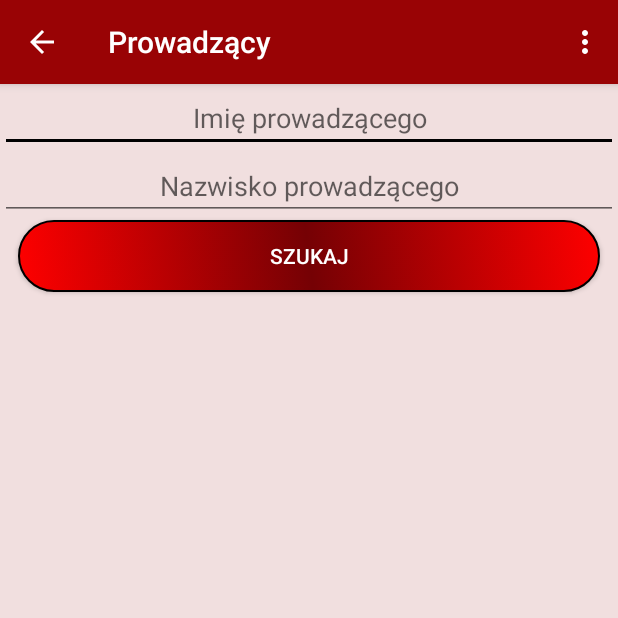
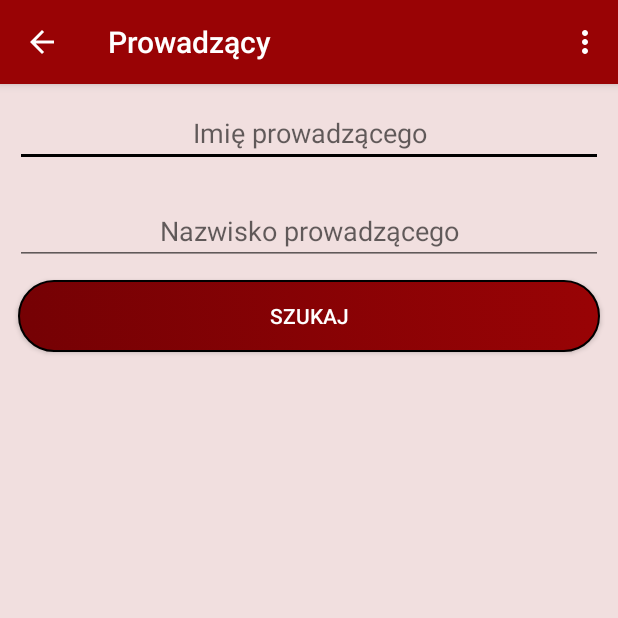
Before and after one commit to Mobilki5sem/PolitechnikaLodzka-application, an Android app: the Prowadzacy screen opened directly, with no data from a screen before it, on a phone screen of 412 x 824 dp, the top half of it. Run offline under Robolectric (Android 15) with nearby library versions, the phone set to English and light mode, and no system bars; network calls fail; Roboto replaces fonts that are not available here.

Commit message:
Small visaul changes.

```diff
--- a/app/src/main/res/layout/activity_prowadzacy.xml
+++ b/app/src/main/res/layout/activity_prowadzacy.xml
@@ -12,6 +12,7 @@
         android:id="@+id/etName"
         android:layout_width="match_parent"
         android:layout_height="wrap_content"
+        android:layout_margin="10dp"
         android:ems="10"
         android:hint="@string/imie_hint"
         android:inputType="textPersonName"
@@ -21,6 +22,7 @@
         android:id="@+id/etSurname"
         android:layout_width="match_parent"
         android:layout_height="wrap_content"
+        android:layout_margin="10dp"
         android:ems="10"
         android:hint="@string/nazwisko_hint"
         android:inputType="textPersonName"
@@ -34,7 +36,7 @@
         android:layout_height="wrap_content"
         android:layout_marginLeft="12dp"
         android:layout_marginRight="12dp"
-        android:background="@drawable/lecturers_button"
+        android:background="@drawable/my_button"
         android:text="@string/szukaj"
         android:textColor="@android:color/white" />
 
```
